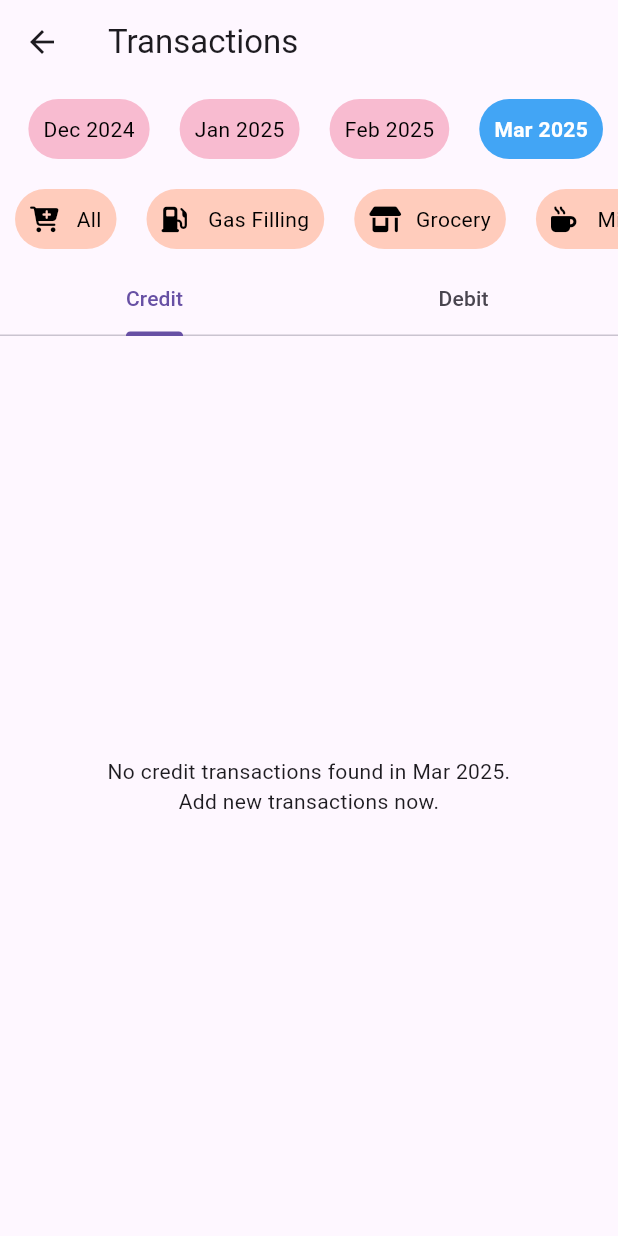
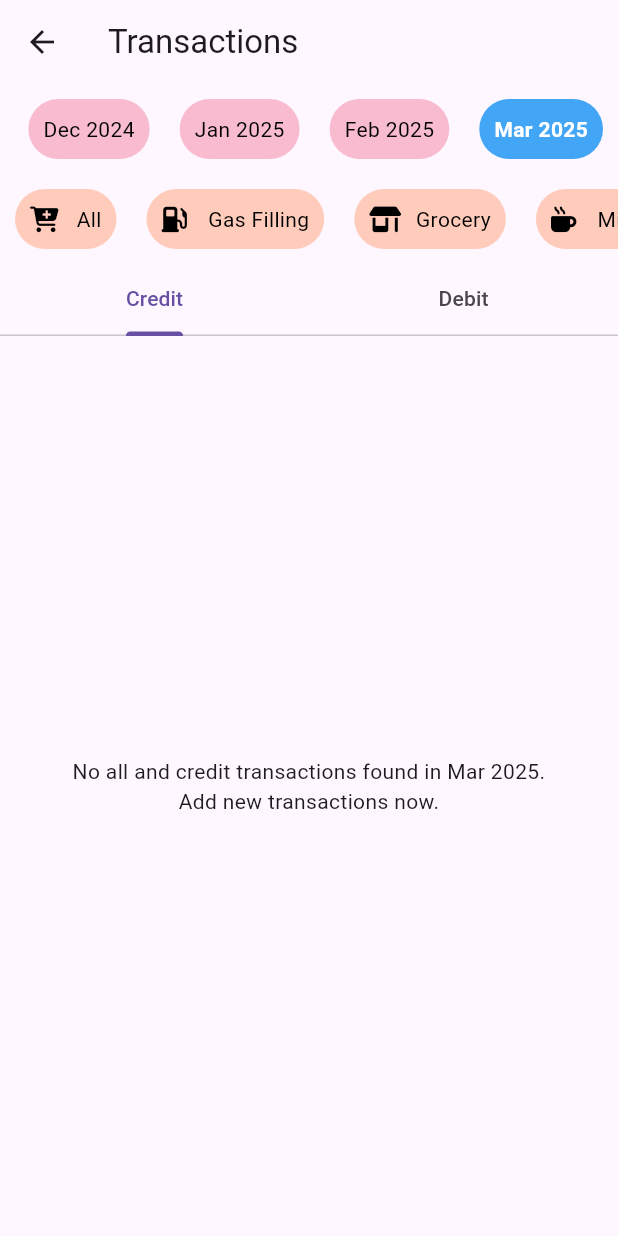
Before and after one commit to AdityaJandu/FinTrack, a Flutter app: the TransactionScreen screen opened directly, on a phone screen of 412 x 824 dp. Run offline on Flutter 3.47's test engine with Material 3 defaults, Android fonts, the phone set to English and light mode, and no system bars; our stand-ins replace cloud_firestore, firebase_auth, firebase_core, font_awesome_flutter, salomon_bottom_bar; accounts and stored records are empty; network calls fail.

Commit message:
Improving UI and more minor changes

```diff
--- a/lib/widgets/transaction_lists.dart
+++ b/lib/widgets/transaction_lists.dart
@@ -47,9 +47,12 @@ class TransactionLists extends StatelessWidget {
           }
 
           if (!snapshot.hasData || snapshot.data!.docs.isEmpty) {
-            return Text(
-              "No $type transactions found in $monthYear.\nAdd new transactions now.",
-              textAlign: TextAlign.center,
+            return Padding(
+              padding: const EdgeInsets.symmetric(horizontal: 16.0),
+              child: Text(
+                "No ${category.toLowerCase()} and $type transactions found in $monthYear.\nAdd new transactions now.",
+                textAlign: TextAlign.center,
+              ),
             );
           }
 
```
